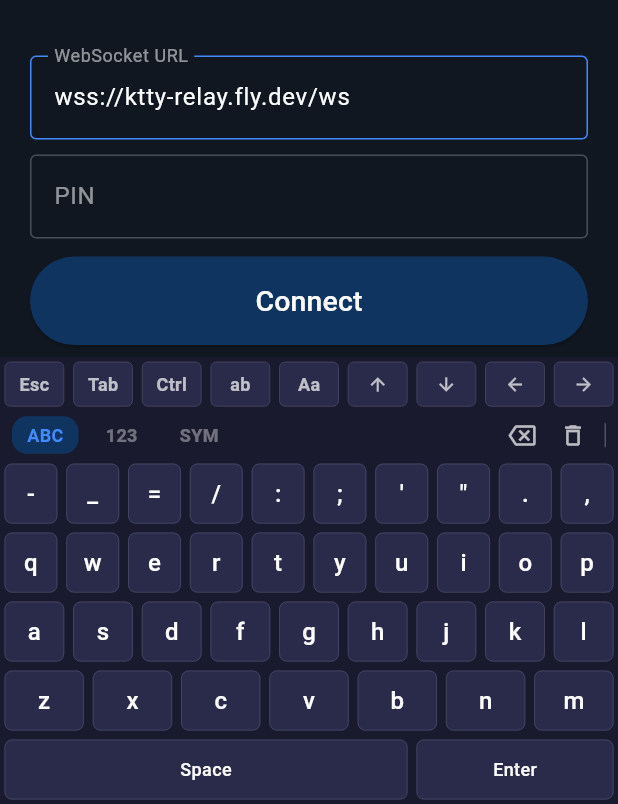
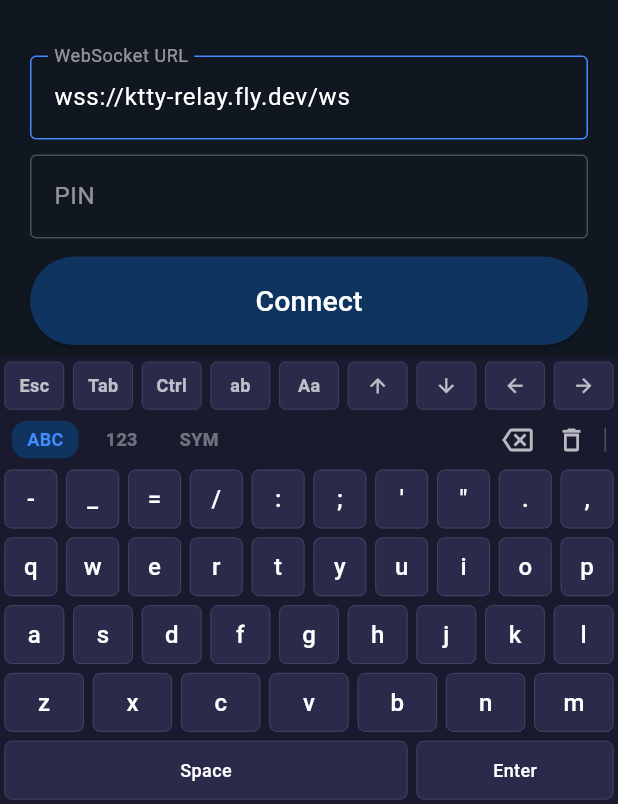
Before and after one commit to phuawenpu/KTTY, a Flutter app: the screen it shows after launch, on a phone screen of 412 x 824 dp, the part 432-1236 px from its top. Run offline on Flutter 3.47's test engine with Material 3 defaults, Android fonts, the phone set to English and light mode, and no system bars; missing offline and left inert: cryptography, pqcrypto, xterm; network calls fail.

Commit message:
Drag-to-select in terminal, enlarge controls, add build script
- Enable touch drag selection in terminal (hardwareKeyboardOnly mode)
- Copy button copies selected text to clipboard
- Clipboard icons +8% (16→18px), toolbar icons (18→20px)
- Control cluster +5% (height 36→38, arrows 14→15, text 10→12)
- Toolbar row height 32→34
- Add build-agent.sh for host-side compilation

Co-Authored-By: Claude Opus 4.6 (1M context) <noreply@anthropic.com>

```diff
--- a/lib/widgets/clipboard/clipboard_buttons.dart
+++ b/lib/widgets/clipboard/clipboard_buttons.dart
@@ -60,8 +60,8 @@ class ClipboardButtons extends StatelessWidget {
           onTap: onTap,
           borderRadius: BorderRadius.circular(4),
           child: Padding(
-            padding: const EdgeInsets.symmetric(horizontal: 6, vertical: 2),
-            child: Icon(icon, color: Colors.white54, size: 16),
+            padding: const EdgeInsets.symmetric(horizontal: 7, vertical: 3),
+            child: Icon(icon, color: Colors.white54, size: 18),
           ),
         ),
       ),
--- a/lib/widgets/keyboard/control_cluster.dart
+++ b/lib/widgets/keyboard/control_cluster.dart
@@ -93,7 +93,7 @@ class ControlCluster extends StatelessWidget {
             ),
           ),
           child: Center(
-            child: Icon(icon, color: Colors.white70, size: 14),
+            child: Icon(icon, color: Colors.white70, size: 15),
           ),
         ),
       ),
@@ -103,7 +103,7 @@ class ControlCluster extends StatelessWidget {
   @override
   Widget build(BuildContext context) {
     return SizedBox(
-      height: 36,
+      height: 38,
       child: Row(
         children: [
           _buildKey('Esc', '\x1b'),
--- a/lib/widgets/keyboard/custom_keyboard.dart
+++ b/lib/widgets/keyboard/custom_keyboard.dart
@@ -86,7 +86,7 @@ class CustomKeyboard extends StatelessWidget {
 
   Widget _buildToolbar(BuildContext context, int activeLayer) {
     return SizedBox(
-      height: 32,
+      height: 34,
       child: Padding(
         padding: const EdgeInsets.symmetric(horizontal: 4),
         child: Row(
@@ -164,7 +164,7 @@ class CustomKeyboard extends StatelessWidget {
           borderRadius: BorderRadius.circular(4),
           child: Padding(
             padding: const EdgeInsets.symmetric(horizontal: 8, vertical: 4),
-            child: Icon(icon, color: Colors.white70, size: 18),
+            child: Icon(icon, color: Colors.white70, size: 20),
           ),
         ),
       ),
--- a/lib/widgets/terminal/terminal_container.dart
+++ b/lib/widgets/terminal/terminal_container.dart
@@ -44,7 +44,8 @@ class _TerminalContainerState extends State<TerminalContainer> {
           child: TerminalView(
             widget.terminal,
             controller: widget.controller,
-            readOnly: true,
+            readOnly: false,
+            hardwareKeyboardOnly: true,
             autofocus: false,
             autoResize: true,
             textStyle: TerminalStyle(
```
Also changed, not shown: 1 other file.
